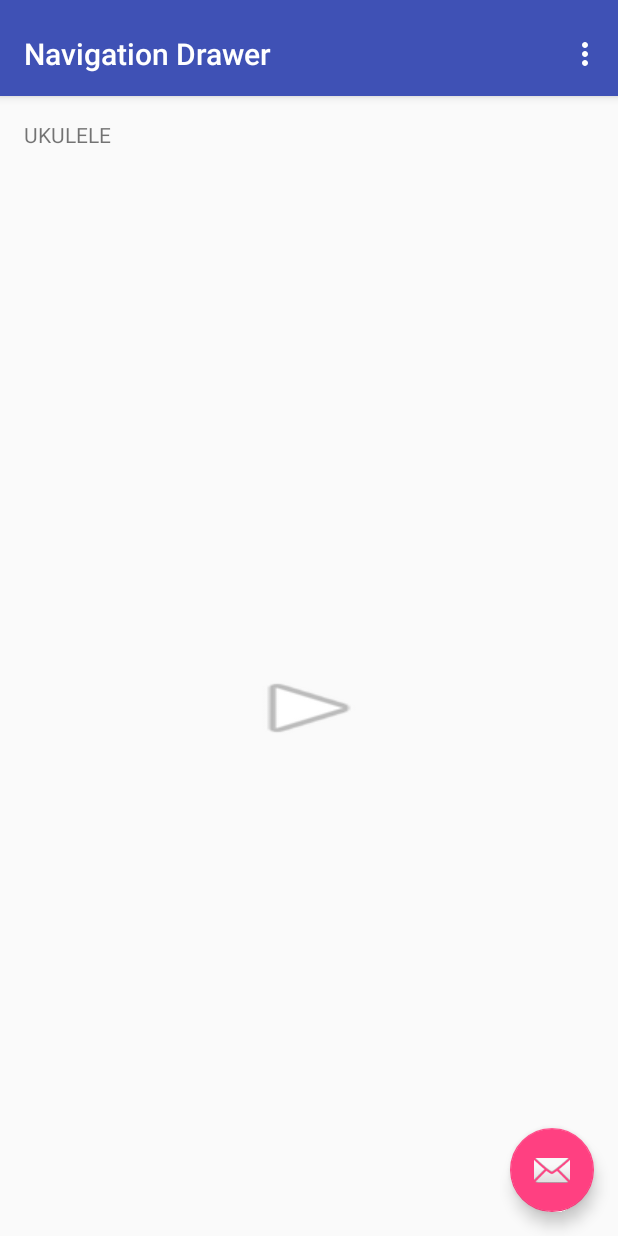
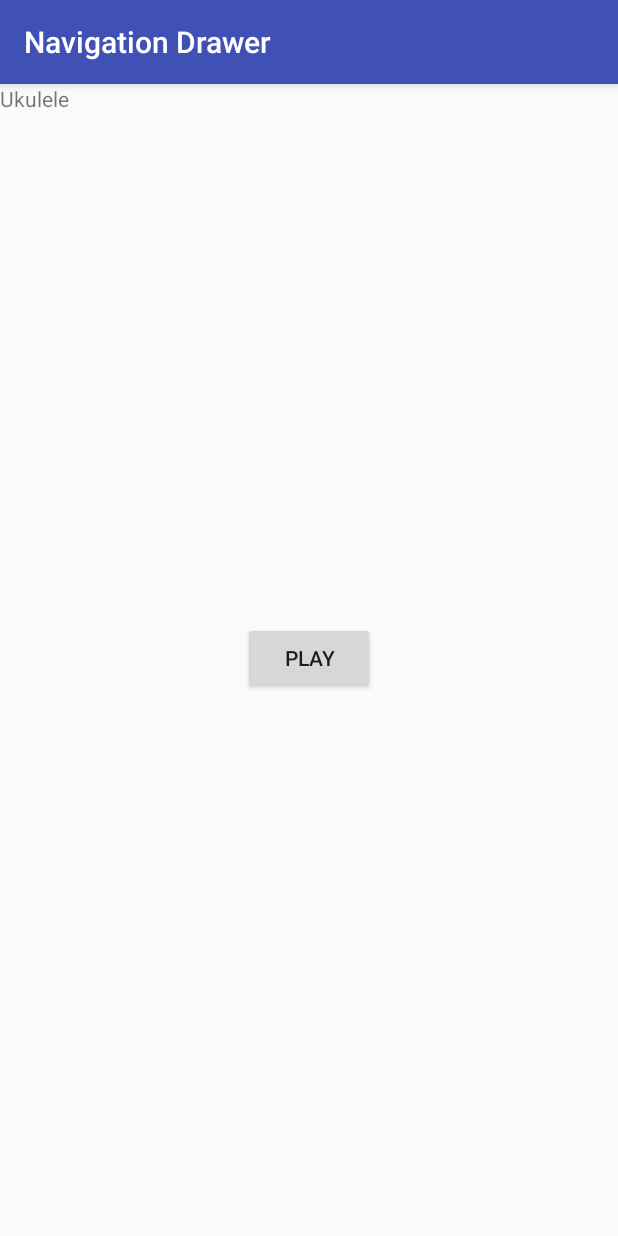
Before and after one commit to munozviolin/AppTCU, an Android app: the screen it shows after launch (palabra1 before the commit, Caso1 after it), after a tap on "UKULELE", on a phone screen of 412 x 824 dp. Run offline under Robolectric (Android 15) with nearby library versions, the phone set to English and light mode, and no system bars.

Commit message:
Probando swipe

```diff
--- a/app/src/main/AndroidManifest.xml
+++ b/app/src/main/AndroidManifest.xml
@@ -31,7 +31,8 @@
         <activity
             android:name=".palabra3"
             android:label="@string/title_activity_palabra3"
-            android:theme="@style/AppTheme.NoActionBar"></activity>
+            android:theme="@style/AppTheme.NoActionBar" />
+        <activity android:name=".Caso1"></activity>
     </application>
 
 </manifest>
--- /dev/null
+++ b/app/src/main/java/com/tcu/munozviolin/navigationdrawer/Caso1.java
@@ -0,0 +1,74 @@
+package com.tcu.munozviolin.navigationdrawer;
+
+import android.content.Context;
+import android.content.Intent;
+import android.media.MediaPlayer;
+import android.provider.MediaStore;
+import android.support.v4.app.Fragment;
+import android.support.v4.view.GestureDetectorCompat;
+import android.support.v7.app.AppCompatActivity;
+import android.os.Bundle;
+import android.view.GestureDetector;
+import android.view.LayoutInflater;
+import android.view.MotionEvent;
+import android.view.View;
+import android.view.ViewGroup;
+import android.widget.Button;
+import android.widget.TextView;
+
+public class Caso1 extends AppCompatActivity {
+
+    GestureDetectorCompat gestureObject;
+    static MediaPlayer mp = new MediaPlayer();
+
+    @Override
+    protected void onCreate(Bundle savedInstanceState) {
+        super.onCreate(savedInstanceState);
+        setContentView(R.layout.activity_caso1);
+
+        Button buttonAudio = (Button) findViewById(R.id.buttonCaso1);
+        mp = MediaPlayer.create(this, R.raw.st);
+        mp.start();
+
+                try {
+                    if (mp.isPlaying()) {
+                        mp.stop();
+                        mp.release();
+                        mp = MediaPlayer.create(this, R.raw.st);
+                    } mp.start();
+                } catch(Exception e) { e.printStackTrace(); }
+
+        gestureObject = new GestureDetectorCompat(this, new Caso1.LearnGesture());
+    }
+
+    @Override
+    public void onStop() {
+        super.onStop();
+
+        if (mp != null) {
+            mp.stop();
+        }
+    }
+
+    class LearnGesture extends GestureDetector.SimpleOnGestureListener {
+        @Override
+        public boolean onFling(MotionEvent event1, MotionEvent event2, float velocityX, float velocityY){
+            if (event2.getX() > event1.getX()){
+                //Intent intent = new Intent(Caso1.this, palabra2.class);
+                //finish();
+                //startActivity(intent);
+            } else if (event1.getX() > event2.getX()){
+                Intent intent = new Intent(Caso1.this, palabra3.class);
+                finish();
+                startActivity(intent);
+            }
+            return true;
+        }
+    }
+
+    @Override
+    public boolean onTouchEvent(MotionEvent event){
+        this.gestureObject.onTouchEvent(event);
+        return super.onTouchEvent(event);
+    }
+}
--- a/app/src/main/java/com/tcu/munozviolin/navigationdrawer/Fragment1.java
+++ b/app/src/main/java/com/tcu/munozviolin/navigationdrawer/Fragment1.java
@@ -28,7 +28,7 @@ public class Fragment1 extends Fragment implements View.OnClickListener{
         // Inflate the layout for this fragment
 
         v = inflater.inflate(R.layout.fragment_fragment1, container, false);
-        b = (Button) v.findViewById(R.id.button);
+        b = (Button) v.findViewById(R.id.audioTab1);
         b1 = (Button) v.findViewById(R.id.button1);
         b2 = (Button) v.findViewById(R.id.mar);
         b.setOnClickListener(this);
@@ -41,12 +41,12 @@ public class Fragment1 extends Fragment implements View.OnClickListener{
     public void onClick(View view) {
         Intent i;
         int b = view.getId();
-        int a = R.id.button;
+        int a = R.id.audioTab1;
         int k = R.id.button1;
         int c = R.id.mar;
 
         if (b == a){
-            i = new Intent(view.getContext(), palabra1.class);
+            i = new Intent(view.getContext(), Caso1.class);
             startActivity(i);
         } else if (b == k){
             i = new Intent(view.getContext(), palabra2.class);
@@ -55,21 +55,5 @@ public class Fragment1 extends Fragment implements View.OnClickListener{
             i = new Intent(view.getContext(), palabra3.class);
             startActivity(i);
         }
-
-        /*switch (v.getId()){
-            case R.id.button:
-                i = new Intent(view.getContext(), palabra1.class);
-                startActivity(i);
-                break;
-            case R.id.button2:
-                i = new Intent(view.getContext(), palabra2.class);
-                startActivity(i);
-                break;
-            case R.id.button3:
-                i = new Intent(view.getContext(), palabra3.class);
-                startActivity(i);
-                break;
-        }*/
-
     }
 }
--- /dev/null
+++ b/app/src/main/res/layout/activity_caso1.xml
@@ -0,0 +1,32 @@
+<?xml version="1.0" encoding="utf-8"?>
+<android.support.constraint.ConstraintLayout xmlns:android="http://schemas.android.com/apk/res/android"
+    xmlns:app="http://schemas.android.com/apk/res-auto"
+    xmlns:tools="http://schemas.android.com/tools"
+    android:layout_width="match_parent"
+    android:layout_height="match_parent"
+    tools:context="com.tcu.munozviolin.navigationdrawer.Caso1">
+
+    <Button
+        android:id="@+id/buttonCaso1"
+        android:layout_width="wrap_content"
+        android:layout_height="wrap_content"
+        android:layout_marginBottom="8dp"
+        android:layout_marginEnd="8dp"
+        android:layout_marginStart="8dp"
+        android:layout_marginTop="8dp"
+        android:text="PLAY"
+        app:layout_constraintBottom_toBottomOf="parent"
+        app:layout_constraintEnd_toEndOf="parent"
+        app:layout_constraintStart_toStartOf="parent"
+        app:layout_constraintTop_toTopOf="parent"
+        app:layout_constraintVertical_bias="0.498" />
+
+    <TextView
+        android:id="@+id/tv2"
+        android:layout_width="wrap_content"
+        android:layout_height="wrap_content"
+        android:text="Ukulele"
+        tools:layout_editor_absoluteX="16dp"
+        tools:layout_editor_absoluteY="16dp"
+        tools:ignore="MissingConstraints" />
+</android.support.constraint.ConstraintLayout>
--- a/app/src/main/res/layout/fragment_fragment1.xml
+++ b/app/src/main/res/layout/fragment_fragment1.xml
@@ -28,7 +28,7 @@
         tools:layout_conversion_absoluteWidth="58dp" />
 
     <Button
-        android:id="@+id/button"
+        android:id="@+id/audioTab1"
         android:layout_width="83dp"
         android:layout_height="46dp"
         android:layout_marginLeft="14dp"
@@ -55,7 +55,7 @@
         android:textColor="@android:color/background_light"
         android:textStyle="bold"
         app:layout_constraintStart_toStartOf="parent"
-        app:layout_constraintTop_toBottomOf="@+id/button" />
+        app:layout_constraintTop_toBottomOf="@+id/audioTab1" />
 
     <Button
         android:id="@+id/mar"
--- a/app/src/main/res/values/strings.xml
+++ b/app/src/main/res/values/strings.xml
@@ -12,4 +12,8 @@
     <string name="section_format">Hello World from section: %1$d</string>
     <string name="title_activity_palabra2">palabra2</string>
     <string name="title_activity_palabra3">palabra3</string>
+    <string name="title_activity_tab1">tab1</string>
+    <string name="tab_text_1">Tab 1</string>
+    <string name="tab_text_2">Tab 2</string>
+    <string name="tab_text_3">Tab 3</string>
 </resources>
```
Also changed, not shown: app/src/main/java/com/tcu/munozviolin/navigationdrawer/palabra1.java (+32 -5 lines), app/src/main/java/com/tcu/munozviolin/navigationdrawer/palabra2.java (+43 -9 lines), app/src/main/res/layout/fragment_palabra2.xml (+11 -10 lines), app/src/main/res/drawable/ukulele.jpg (added), 1 other file.
